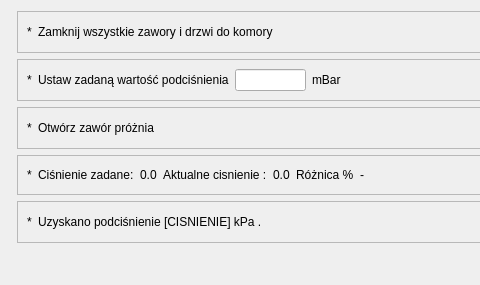
Old version of the form app/nowytest_3.ui in the repository wiacekmarcin/StanowiskoChemiczne; both pictures show x 0 to 480 and y 0 to 285 of the 704 by 285 pixel window.
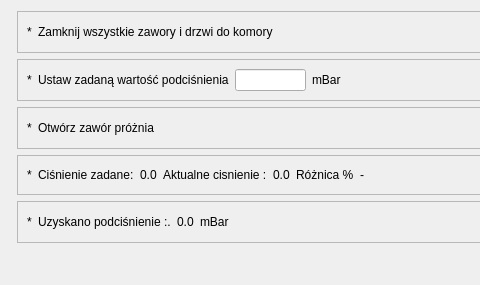
New version of the form. Custom widgets are drawn as their Qt base class.

The edit to the form file:
```diff
--- a/app/nowytest_3.ui
+++ b/app/nowytest_3.ui
@@ -191,7 +191,21 @@
       <item>
        <widget class="QLabel" name="text5">
         <property name="text">
-         <string>Uzyskano podciśnienie [CISNIENIE] kPa .</string>
+         <string>Uzyskano podciśnienie :.</string>
+        </property>
+       </widget>
+      </item>
+      <item>
+       <widget class="QLabel" name="uzyskane_cisnienie">
+        <property name="text">
+         <string>0.0</string>
+        </property>
+       </widget>
+      </item>
+      <item>
+       <widget class="QLabel" name="unit_2">
+        <property name="text">
+         <string>mBar</string>
         </property>
        </widget>
       </item>
@@ -302,17 +316,17 @@
   </layout>
  </widget>
  <customwidgets>
+  <customwidget>
+   <class>DoubleLineEdit</class>
+   <extends>QLineEdit</extends>
+   <header>doublelineedit.h</header>
+  </customwidget>
   <customwidget>
    <class>TestPage</class>
    <extends>QWidget</extends>
    <header>testpage.h</header>
    <container>1</container>
   </customwidget>
-  <customwidget>
-   <class>DoubleLineEdit</class>
-   <extends>QLineEdit</extends>
-   <header>doublelineedit.h</header>
-  </customwidget>
  </customwidgets>
  <resources/>
  <connections/>
```
Left out of the diff: 2 changed lines with no effect on the pictures.
